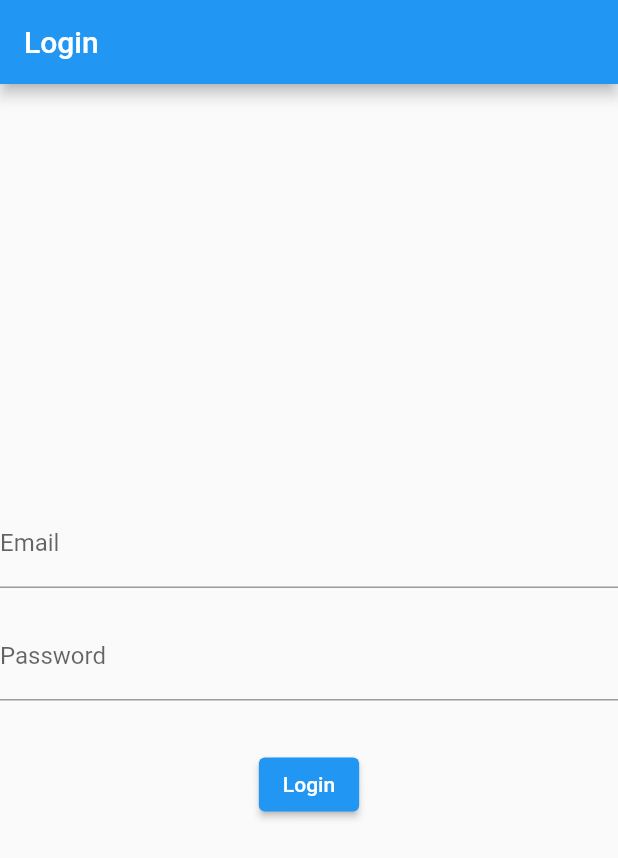
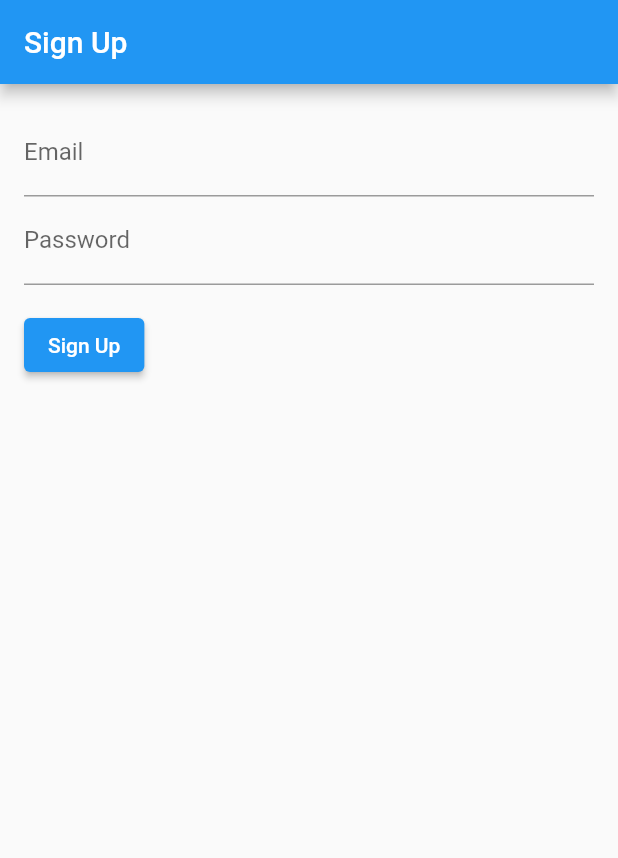
Before and after one commit to LeoLizc/f_parche, a Flutter app: the screen it shows after launch, on a phone screen of 412 x 824 dp. Shown: the top 858 px of the screen. Run offline on Flutter 3.47's test engine with Material 2 defaults, Android fonts, the phone set to English and light mode, and no system bars; our stand-ins replace get, loggy.

Commit message:
Add sign up page and update routing

```diff
--- a/lib/ui/app.dart
+++ b/lib/ui/app.dart
@@ -1,3 +1,4 @@
+import 'package:f_parche/ui/pages/auth/signup.dart';
 import 'package:flutter/material.dart';
 import 'package:get/get.dart';
 
@@ -16,7 +17,7 @@ class MyApp extends StatelessWidget {
       ),
       initialRoute: '/',
       getPages: [
-        GetPage(name: '/login', page: () => const LoginPage()),
+        GetPage(name: '/', page: () => SignUpPage()),
         // GetPage(name: '/', page: () => const HomePage()),
         // GetPage(name: '/login', page: () => const LoginPage()),
         // GetPage(name: '/register', page: () => const RegisterPage()),
--- /dev/null
+++ b/lib/ui/pages/auth/signup.dart
@@ -0,0 +1,66 @@
+import 'package:flutter/material.dart';
+
+class SignUpPage extends StatelessWidget {
+  SignUpPage({Key? key}) : super(key: key);
+
+  final _formKey = GlobalKey<FormState>();
+  final _emailController = TextEditingController();
+  final _passwordController = TextEditingController();
+
+  @override
+  Widget build(BuildContext context) {
+    return Scaffold(
+      appBar: AppBar(
+        title: Text('Sign Up'),
+      ),
+      body: Padding(
+        padding: EdgeInsets.all(16.0),
+        child: Form(
+          key: _formKey,
+          child: Column(
+            crossAxisAlignment: CrossAxisAlignment.start,
+            children: <Widget>[
+              TextFormField(
+                decoration: const InputDecoration(
+                  labelText: 'Email',
+                ),
+                controller: _emailController,
+                validator: (value) {
+                  if (value?.isEmpty ?? true) {
+                    return 'Please enter your email';
+                  }
+                  return null;
+                },
+              ),
+              TextFormField(
+                decoration: const InputDecoration(
+                  labelText: 'Password',
+                ),
+                controller: _passwordController,
+                obscureText: true,
+                validator: (value) {
+                  if (value?.isEmpty ?? true) {
+                    return 'Please enter your password';
+                  }
+                  return null;
+                },
+              ),
+              Padding(
+                padding: const EdgeInsets.symmetric(vertical: 16.0),
+                child: ElevatedButton(
+                  onPressed: () {
+                    if (_formKey.currentState!.validate()) {
+                      _formKey.currentState!.save();
+                      // TODO: Implement sign up logic
+                    }
+                  },
+                  child: const Text('Sign Up'),
+                ),
+              ),
+            ],
+          ),
+        ),
+      ),
+    );
+  }
+}
```
